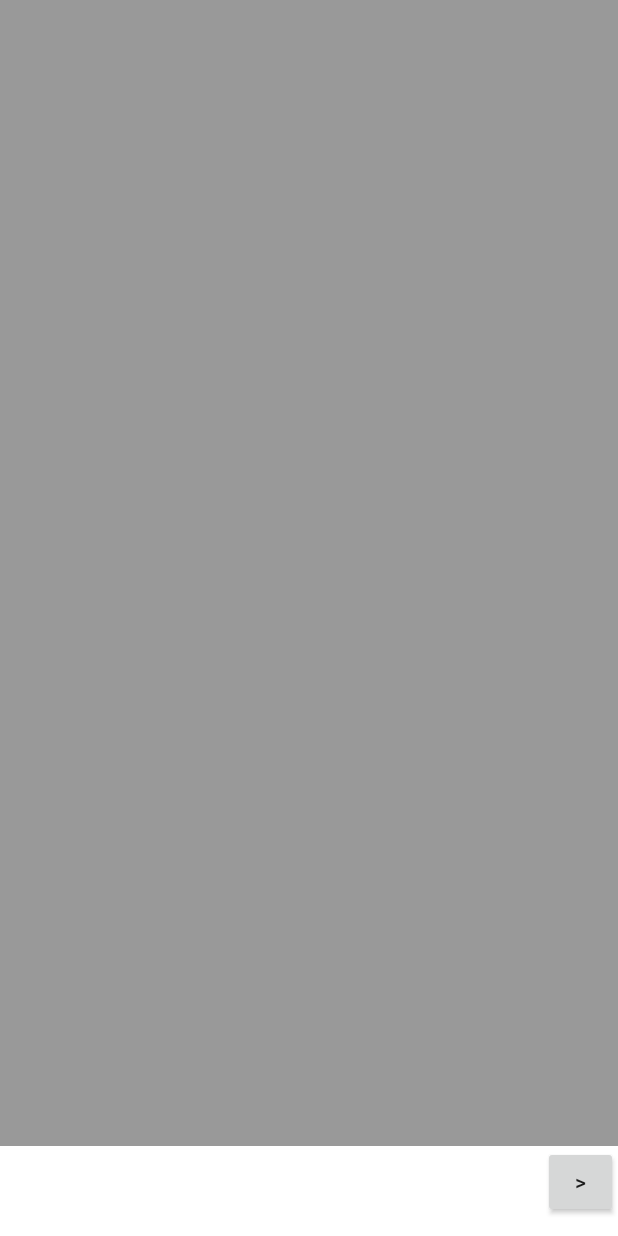
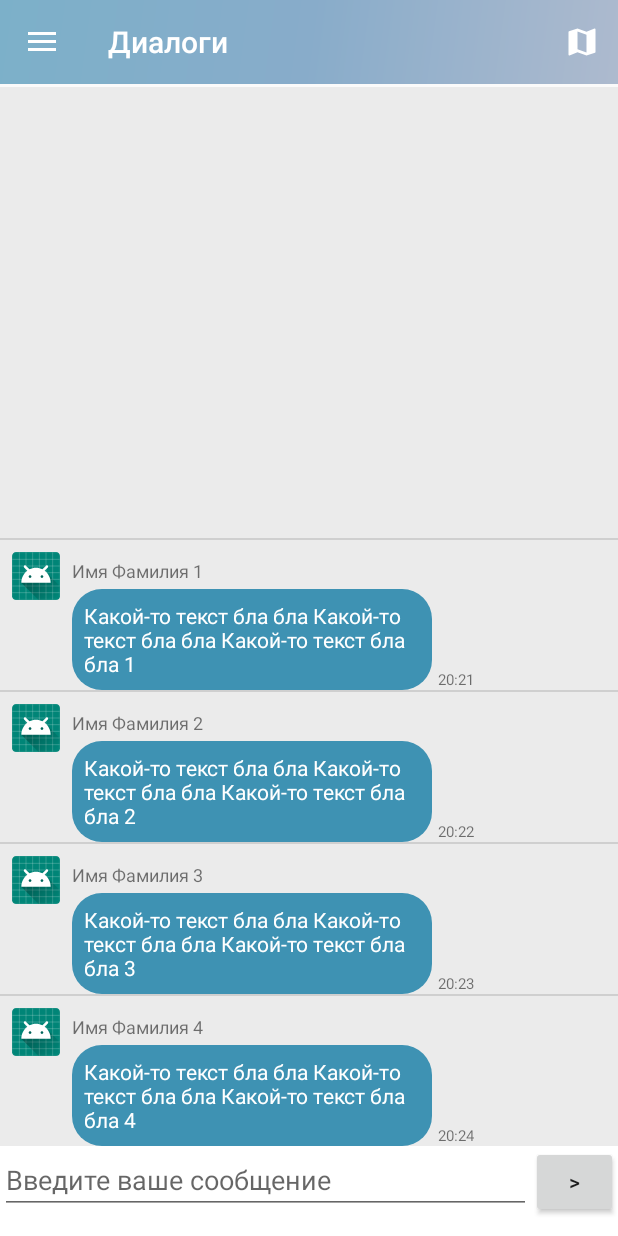
Before and after one commit to itkreydo/dpsApplication, an Android app: the screen it shows after launch (NavigationDrawer), after a tap on "Диалоги", on a phone screen of 412 x 824 dp. Run offline under Robolectric (Android 15) with nearby library versions, the phone set to English and light mode, and no system bars; 6 statements that could not run were skipped; 2 other taps on this screen came first.

Commit message:
Dialog design messaging

```diff
--- a/app/src/main/java/com/example/shadr/navdrawer/NavigationDrawer.java
+++ b/app/src/main/java/com/example/shadr/navdrawer/NavigationDrawer.java
@@ -27,8 +27,8 @@ public class NavigationDrawer extends AppCompatActivity
 //Igor pidr
     //hol xyu
     FragmentGallery fgallery;
-    FragmentDialog fimport;
-    FragmentSettings fslideshow;
+    FragmentDialog fdialogs;
+    FragmentSettings fsettings;
 
     FragmentTransaction ftrans;
 
@@ -38,7 +38,8 @@ public class NavigationDrawer extends AppCompatActivity
         setContentView(R.layout.activity_navigation_drawer);
         Toolbar toolbar = (Toolbar) findViewById(R.id.toolbar);
         setSupportActionBar(toolbar);
-        getSupportActionBar().setDisplayShowTitleEnabled(false);
+
+        //getSupportActionBar().setDisplayShowTitleEnabled(false);
         //getSupportActionBar().hide();
 
         final ConstraintLayout content = findViewById(R.id.container);
@@ -53,8 +54,8 @@ public class NavigationDrawer extends AppCompatActivity
         navigationView.setNavigationItemSelectedListener(this);
 
         fgallery = new FragmentGallery();
-        fimport = new FragmentDialog();
-        fslideshow = new FragmentSettings();
+        fdialogs = new FragmentDialog();
+        fsettings = new FragmentSettings();
 
         ftrans = getSupportFragmentManager().beginTransaction();
         ftrans.replace(R.id.container, fgallery);
@@ -62,8 +63,6 @@ public class NavigationDrawer extends AppCompatActivity
 
 
         //Для кнопки выйти красным
-
-
         //setTextColorForMenuItem(navigationView.getMenu().getItem(0), R.color.colorAccent);
     }
 
@@ -80,7 +79,7 @@ public class NavigationDrawer extends AppCompatActivity
     @Override
     public boolean onCreateOptionsMenu(Menu menu) {
         // Inflate the menu; this adds items to the action bar if it is present.
-//        getMenuInflater().inflate(R.menu.navigation_drawer, menu);
+        getMenuInflater().inflate(R.menu.navigation_drawer, menu);
         return true;
     }
 
@@ -92,8 +91,12 @@ public class NavigationDrawer extends AppCompatActivity
         int id = item.getItemId();
 
         //noinspection SimplifiableIfStatement
-        if (id == R.id.action_settings) {
+        if (id == R.id.action_map) {
+            ftrans = getSupportFragmentManager().beginTransaction();
+            ftrans.replace(R.id.container, fgallery);
+            ftrans.commit();
             return true;
+
         }
 
         return super.onOptionsItemSelected(item);
@@ -108,13 +111,13 @@ public class NavigationDrawer extends AppCompatActivity
         ftrans = getSupportFragmentManager().beginTransaction();
         if (id == R.id.nav_dialogs) {
             getSupportActionBar().setTitle("Диалоги");
-            ftrans.replace(R.id.container, fimport);
+            ftrans.replace(R.id.container, fdialogs);
         } else if (id == R.id.nav_map) {
 
             ftrans.replace(R.id.container, fgallery);
         } else if (id == R.id.nav_settings) {
-            getSupportActionBar().setTitle("Диалоги");
-            ftrans.replace(R.id.container, fslideshow);
+            getSupportActionBar().setTitle("Настройки");
+            ftrans.replace(R.id.container, fsettings);
         } else if (id == R.id.nav_exit) {
 
             //ftrans.replace(R.id.container, ftools);
--- a/app/src/main/java/com/example/shadr/navdrawer/fragment/FragmentDialog.java
+++ b/app/src/main/java/com/example/shadr/navdrawer/fragment/FragmentDialog.java
@@ -6,8 +6,14 @@ import android.support.v4.app.Fragment;
 import android.view.LayoutInflater;
 import android.view.View;
 import android.view.ViewGroup;
+import android.widget.ListView;
+import android.widget.SimpleAdapter;
 
 import com.example.shadr.navdrawer.R;
+
+import java.util.ArrayList;
+import java.util.HashMap;
+import java.util.Map;
 
 /**
  * A simple {@link Fragment} subclass.
@@ -26,7 +32,14 @@ public class FragmentDialog extends Fragment {
     // TODO: Rename and change types of parameters
     private String mParam1;
     private String mParam2;
-
+    // имена атрибутов для Map
+    final String ATTRIBUTE_NAME_TEXT = "text";
+    final String ATTRIBUTE_NAME_IMAGE = "image";
+    final String ATTRIBUTE_MESSAGE_BODY = "body";
+    ListView lvSimple;
+    SimpleAdapter sAdapter;
+    ArrayList<Map<String, Object>> data;
+    Map<String, Object> m;
     private OnFragmentInteractionListener mListener;
 
     public FragmentDialog() {
@@ -58,13 +71,37 @@ public class FragmentDialog extends Fragment {
             mParam1 = getArguments().getString(ARG_PARAM1);
             mParam2 = getArguments().getString(ARG_PARAM2);
         }
+        // упаковываем данные в понятную для адаптера структуру
+        data = new ArrayList<Map<String, Object>>();
+        for (int i = 1; i < 5; i++) {
+            m = new HashMap<String, Object>();
+            m.put(ATTRIBUTE_NAME_TEXT, "Имя Фамилия " + i);
+            m.put(ATTRIBUTE_MESSAGE_BODY, "Какой-то текст бла бла Какой-то текст бла бла Какой-то текст бла бла " + i);
+            m.put(ATTRIBUTE_NAME_IMAGE, "20:2"+i);
+            data.add(m);
+        }
+
+        // массив имен атрибутов, из которых будут читаться данные
+        String[] from = { ATTRIBUTE_NAME_TEXT,ATTRIBUTE_MESSAGE_BODY ,ATTRIBUTE_NAME_IMAGE };
+        // массив ID View-компонентов, в которые будут вставлять данные
+        int[] to = { R.id.text_message_name, R.id.text_message_body,R.id.text_message_time };
+
+        // создаем адаптер
+        sAdapter = new SimpleAdapter(getContext(), data, R.layout.item_message_received, from, to);
+
+        // определяем список и присваиваем ему адаптер
+
     }
 
     @Override
     public View onCreateView(LayoutInflater inflater, ViewGroup container,
                              Bundle savedInstanceState) {
+        View v = inflater.inflate(R.layout.chat, container, false);
+        lvSimple = (ListView) v.findViewById(R.id.lv);
+        lvSimple.setAdapter(sAdapter);
         // Inflate the layout for this fragment
-        return inflater.inflate(R.layout.chat, container, false);
+        return v;
+
     }
 
     // TODO: Rename method, update argument and hook method into UI event
--- a/app/src/main/res/drawable/ic_map.xml
+++ b/app/src/main/res/drawable/ic_map.xml
@@ -4,6 +4,6 @@
         android:viewportWidth="24.0"
         android:viewportHeight="24.0">
     <path
-        android:fillColor="#FF000000"
+        android:fillColor="#FFFFFFFF"
         android:pathData="M20.5,3l-0.16,0.03L15,5.1 9,3 3.36,4.9c-0.21,0.07 -0.36,0.25 -0.36,0.48V20.5c0,0.28 0.22,0.5 0.5,0.5l0.16,-0.03L9,18.9l6,2.1 5.64,-1.9c0.21,-0.07 0.36,-0.25 0.36,-0.48V3.5c0,-0.28 -0.22,-0.5 -0.5,-0.5zM15,19l-6,-2.11V5l6,2.11V19z"/>
 </vector>
--- a/app/src/main/res/drawable/nav_btn_hover.xml
+++ b/app/src/main/res/drawable/nav_btn_hover.xml
@@ -5,7 +5,7 @@
             xmlns:android="http://schemas.android.com/apk/res/android"
             android:gravity="top|left"
             android:alpha="0.7"
-            android:src="@mipmap/ic_ham_pressed">
+            android:src="@mipmap/ic_mymenu">
         </bitmap>
     </item> <!-- pressed -->
     <!--Кнопка гамбургера настройка при нажатии -->
--- /dev/null
+++ b/app/src/main/res/drawable/rounded_rectangle_recieved.xml
@@ -0,0 +1,14 @@
+<?xml version="1.0" encoding="utf-8"?>
+<shape xmlns:android="http://schemas.android.com/apk/res/android"
+    android:shape="rectangle" >
+
+    <!-- View background color -->
+    <solid
+        android:color="#3E92B3" >
+    </solid>
+
+    <!-- The radius makes the corners rounded -->
+    <corners
+        android:radius="20dp">
+    </corners>
+</shape>
--- a/app/src/main/res/layout/app_bar_navigation_drawer.xml
+++ b/app/src/main/res/layout/app_bar_navigation_drawer.xml
@@ -12,7 +12,10 @@
         android:layout_width="match_parent"
         android:layout_height="?attr/actionBarSize"
         android:background="@drawable/side_nav_bar_new"
-        app:popupTheme="@style/AppTheme.PopupOverlay" />
+        android:theme="@style/AppTheme.AppBarOverlay"
+        app:popupTheme="@style/AppTheme.PopupOverlay" >
+
+    </android.support.v7.widget.Toolbar>
 
     <include layout="@layout/content_navigation_drawer" />
 
--- a/app/src/main/res/layout/chat.xml
+++ b/app/src/main/res/layout/chat.xml
@@ -2,7 +2,8 @@
 <RelativeLayout xmlns:android="http://schemas.android.com/apk/res/android"
     android:layout_width="match_parent"
     android:layout_height="match_parent"
-    android:background="#999999" >
+    android:layout_marginTop="@dimen/toolbar_height"
+    android:background="#EBEBEB" >
 
     <ListView
         android:id="@+id/lv"
@@ -26,16 +27,19 @@
             android:layout_height="wrap_content"
             android:layout_gravity="top"
             android:layout_weight="1"
+            android:hint="Введите ваше сообщение"
             android:ems="10" >
         </EditText>
 
         <Button
             android:id="@+id/bt"
-            android:layout_width="50dp"
-            android:layout_height="wrap_content"
+            android:layout_width="58dp"
             android:layout_gravity="top"
             android:onClick="send"
-            android:text=">" />
+            android:layout_height="wrap_content"
+            android:text=">"
+            />
+        <!--android:background="@drawable/ic_menu_send"-->
     </LinearLayout>
 
 </RelativeLayout>
--- /dev/null
+++ b/app/src/main/res/layout/item_message_received.xml
@@ -0,0 +1,55 @@
+<?xml version="1.0" encoding="utf-8"?>
+
+<android.support.constraint.ConstraintLayout
+    xmlns:android="http://schemas.android.com/apk/res/android"
+    xmlns:app="http://schemas.android.com/apk/res-auto"
+    xmlns:tools="http://schemas.android.com/tools"
+    android:layout_width="match_parent"
+    android:layout_height="wrap_content"
+    android:paddingTop="8dp">
+
+    <ImageView
+        android:id="@+id/image_message_profile"
+        android:layout_width="32dp"
+        android:layout_height="32dp"
+        android:background="@mipmap/ic_launcher_round"
+        app:layout_constraintTop_toTopOf="parent"
+        android:layout_marginLeft="8dp"
+        app:layout_constraintLeft_toLeftOf="parent" />
+
+    <TextView
+        android:id="@+id/text_message_name"
+        android:layout_width="wrap_content"
+        android:layout_height="wrap_content"
+        android:layout_marginLeft="8dp"
+        android:layout_marginTop="4dp"
+        android:text="John Doe"
+        android:textSize="12sp"
+        app:layout_constraintLeft_toRightOf="@+id/image_message_profile"
+        app:layout_constraintTop_toTopOf="parent" />
+
+    <TextView
+        android:id="@+id/text_message_body"
+        android:text="hi man, how are you?"
+        android:background="@drawable/rounded_rectangle_recieved"
+        android:layout_width="wrap_content"
+        android:layout_height="wrap_content"
+        android:maxWidth="240dp"
+        android:padding="8dp"
+        android:textColor="#ffffff"
+        android:layout_marginTop="4dp"
+        app:layout_constraintTop_toBottomOf="@+id/text_message_name"
+        app:layout_constraintLeft_toRightOf="@+id/image_message_profile"
+        android:layout_marginLeft="8dp" />
+
+    <TextView
+        android:id="@+id/text_message_time"
+        android:text="11:40"
+        android:layout_width="wrap_content"
+        android:layout_height="wrap_content"
+        android:textSize="10sp"
+        app:layout_constraintLeft_toRightOf="@+id/text_message_body"
+        android:layout_marginLeft="4dp"
+        app:layout_constraintBottom_toBottomOf="@+id/text_message_body" />
+
+</android.support.constraint.ConstraintLayout>
--- a/app/src/main/res/menu/navigation_drawer.xml
+++ b/app/src/main/res/menu/navigation_drawer.xml
@@ -2,8 +2,9 @@
 <menu xmlns:android="http://schemas.android.com/apk/res/android"
     xmlns:app="http://schemas.android.com/apk/res-auto">
     <item
-        android:id="@+id/action_settings"
+        android:id="@+id/action_map"
         android:orderInCategory="100"
-        android:title="@string/action_settings"
-        app:showAsAction="never" />
+        android:title="@string/map_item"
+        android:icon="@drawable/ic_map"
+        app:showAsAction="always" />
 </menu>
```
Also changed, not shown: app/src/main/res/drawable-v21/nav_btn2.xml (added, +11 -0 lines), app/src/main/res/drawable/message_rect_bg.xml (added, +10 -0 lines), app/src/main/res/drawable/rounded_rectangle_sent.xml (added, +14 -0 lines), app/src/main/res/layout/item_message_sent.xml (added, +34 -0 lines), app/src/main/res/values/styles.xml (+6 -1 lines).
